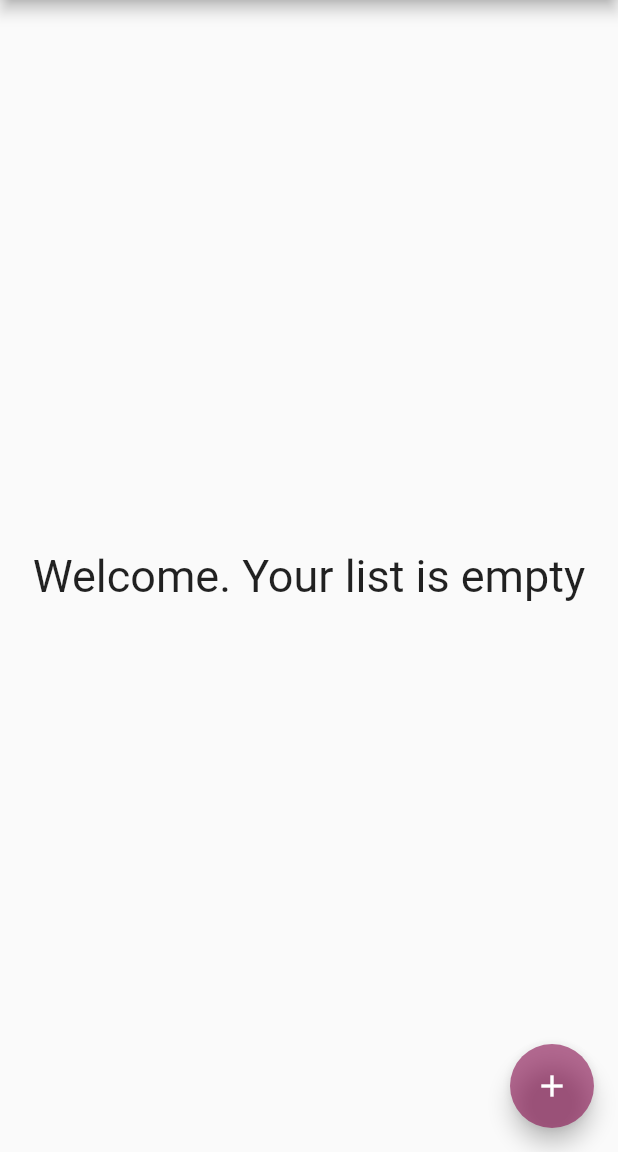
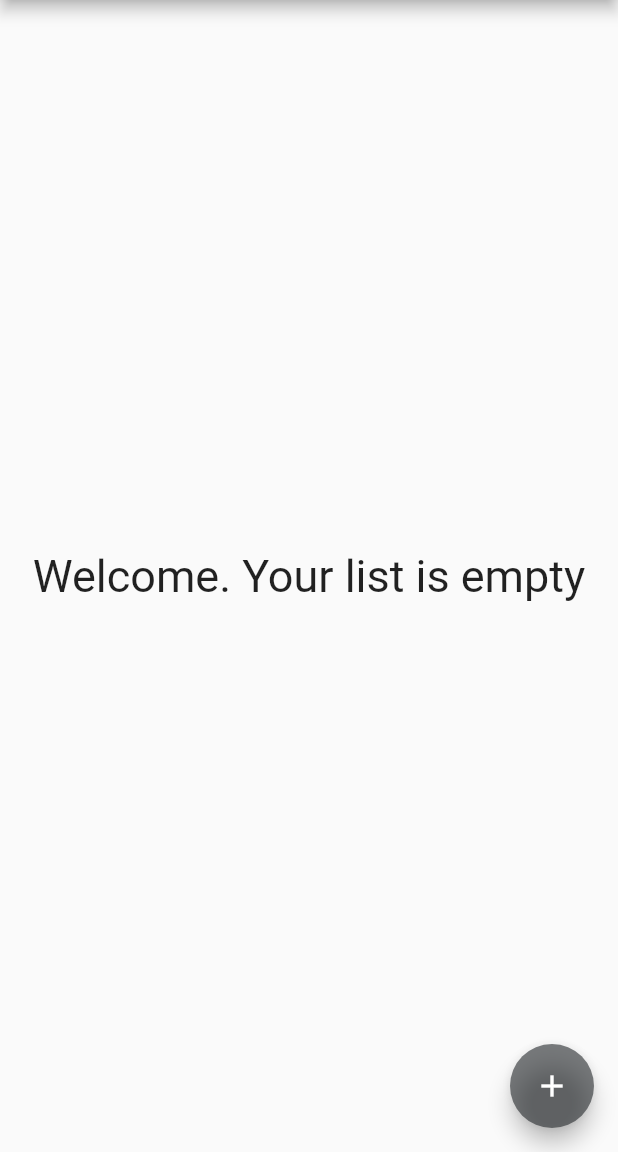
Before and after one commit to JazerBarclay/raven-app, a Flutter app: the HomePage screen opened directly, on a phone screen of 412 x 824 dp, the part 84-1236 px from its top. Run offline on Flutter 3.47's test engine with Material 2 defaults, Android fonts, the phone set to English and light mode, and no system bars; our stand-ins replace firebase_auth, firebase_database; accounts and stored records are empty.

Commit message:
Updated colours

```diff
--- a/raven_app/lib/main.dart
+++ b/raven_app/lib/main.dart
@@ -19,16 +19,16 @@ class MyApp extends StatelessWidget {
   }
 
   Map<int, Color> color = {
-    50:Color.fromRGBO(136,14,79, .1),
-    100:Color.fromRGBO(136,14,79, .2),
-    200:Color.fromRGBO(136,14,79, .3),
-    300:Color.fromRGBO(136,14,79, .4),
-    400:Color.fromRGBO(136,14,79, .5),
-    500:Color.fromRGBO(136,14,79, .6),
-    600:Color.fromRGBO(136,14,79, .7),
-    700:Color.fromRGBO(136,14,79, .8),
-    800:Color.fromRGBO(136,14,79, .9),
-    900:Color.fromRGBO(136,14,79, 1),
+    50:Color.fromRGBO(37, 41, 44, .1),
+    100:Color.fromRGBO(37, 41, 44, .2),
+    200:Color.fromRGBO(37, 41, 44, .3),
+    300:Color.fromRGBO(37, 41, 44, .4),
+    400:Color.fromRGBO(37, 41, 44, .5),
+    500:Color.fromRGBO(37, 41, 44, .6),
+    600:Color.fromRGBO(37, 41, 44, .7),
+    700:Color.fromRGBO(37, 41, 44, .8),
+    800:Color.fromRGBO(37, 41, 44, .9),
+    900:Color.fromRGBO(37, 41, 44, 1),
   };
 
 }
```
